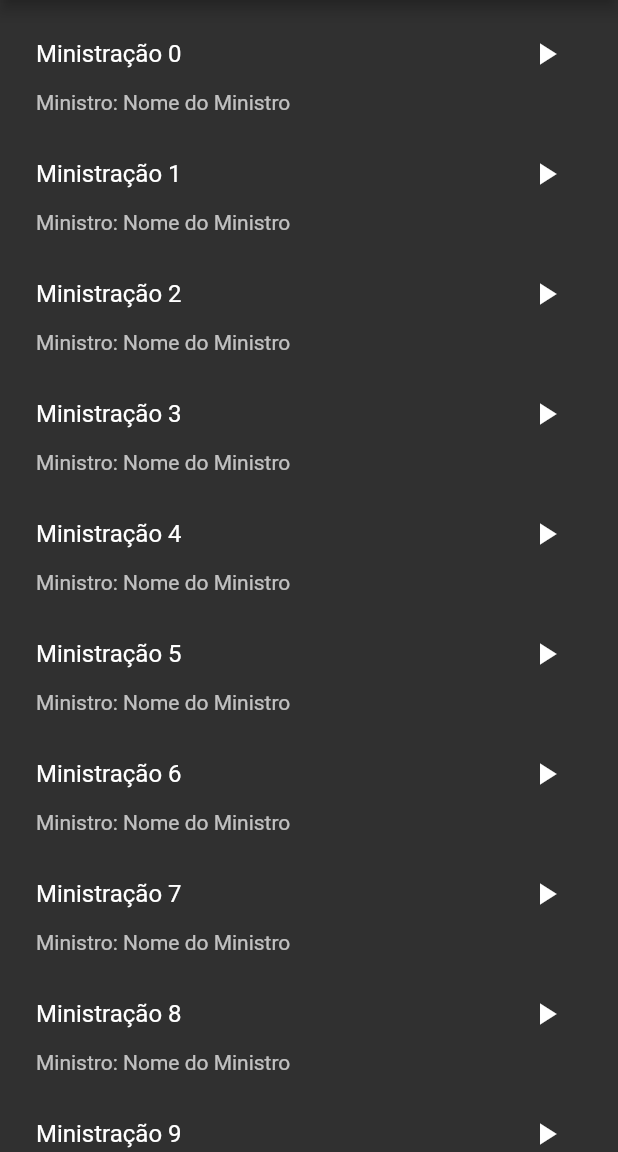
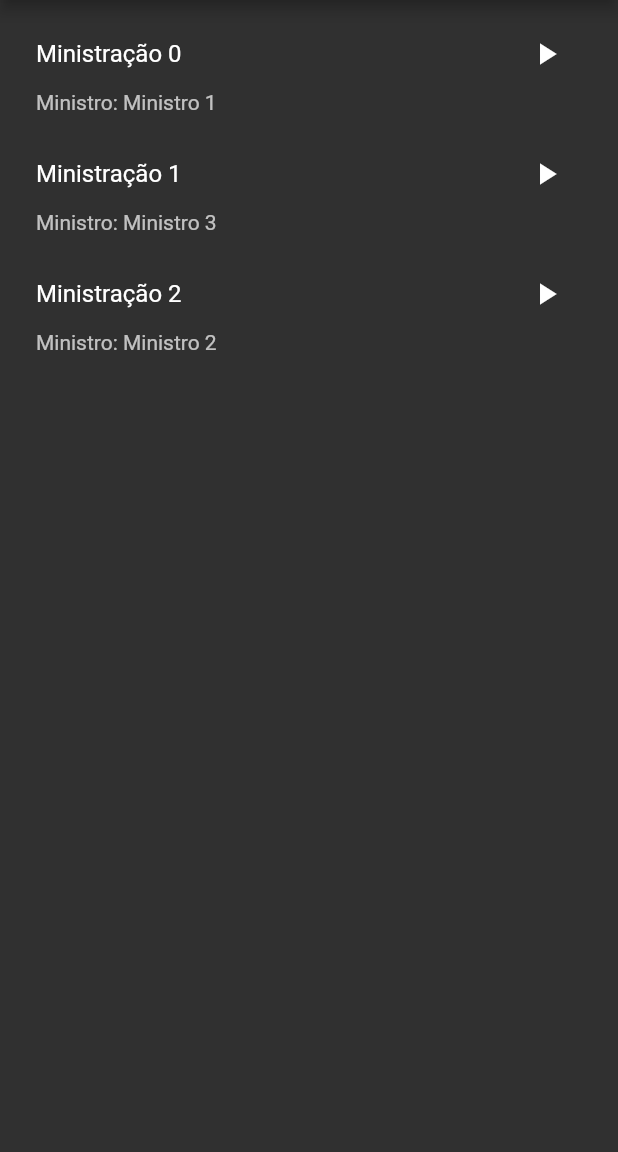
Before and after one commit to igorfel/verboshop-app, a Flutter app: the HomeScreen screen opened by its route, after a tap on the "play arrow" icon, on a phone screen of 412 x 824 dp, the part 84-1236 px from its top. Run offline on Flutter 3.47's test engine with Material 2 defaults, Android fonts, the phone set to English and light mode, and no system bars; our stand-ins replace firebase_auth; accounts and stored records are empty.

Commit message:
#9 implementando informações de ministrações

```diff
--- /dev/null
+++ b/lib/models/audio.dart
@@ -0,0 +1,8 @@
+class Audio{
+  String title;
+  String minister;
+  String date;
+  String url;
+
+  Audio({this.title, this.minister, this.date, this.url});
+}
--- a/lib/screens/Home/index.dart
+++ b/lib/screens/Home/index.dart
@@ -1,6 +1,7 @@
 import "package:flutter/material.dart";
 import "style.dart";
 import 'package:verboshop/services/authentication.dart';
+import 'package:verboshop/services/audiosManager.dart';
 
 class HomeScreen extends StatefulWidget {
 const HomeScreen({ Key key }) : super(key: key);
@@ -14,6 +15,7 @@ class HomeScreenState extends State<HomeScreen>{
 
   final GlobalKey<ScaffoldState> _scaffoldKey = new GlobalKey<ScaffoldState>();
   UserAuth userAuth = new UserAuth();
+  AudiosManager audiosManager = new AudiosManager();
 
   void showInSnackBar(String value) {
     _scaffoldKey.currentState
@@ -51,6 +53,7 @@ class HomeScreenState extends State<HomeScreen>{
         child:
           new ListView.builder(
             padding: new EdgeInsets.all(8.0),
+            itemCount: audiosManager.listOfAudios.length,
             itemExtent: 80.0,
             itemBuilder: (BuildContext context, int index) {
               return new ListTile(
@@ -61,11 +64,11 @@ class HomeScreenState extends State<HomeScreen>{
                     new IconButton(
                       icon: const Icon(Icons.play_arrow),
                       tooltip: 'Ouvir ministração',
-                      onPressed: () { print("Iniciando ministração"); },
+                      onPressed: () { print("buscando " + audiosManager.listOfAudios[index].url); },
                     ),
                   ],
                 ),
-                subtitle: const Text('Ministro: Nome do Ministro'),
+                subtitle: Text('Ministro: ' + audiosManager.listOfAudios[index].minister),
                 //onTap: () { /* react to the tile being tapped */ }
               );
             },
--- /dev/null
+++ b/lib/services/audiosManager.dart
@@ -0,0 +1,20 @@
+import 'package:verboshop/models/audio.dart';
+
+class AudiosManager{
+  List<Audio> listOfAudios = new List();
+
+  AudiosManager(){
+    retrieveAudioList();
+  }
+
+  /**
+   * Access the database to retrieve audio information
+   */
+  void retrieveAudioList(){
+    listOfAudios.add(new Audio(title: "Título 1", minister: "Ministro 1", date: "10/10/2017", url: ":storage/ministração/1"));
+    listOfAudios.add(new Audio(title: "Título 2", minister: "Ministro 3", date: "10/10/2017", url: ":storage/ministração/2"));
+    listOfAudios.add(new Audio(title: "Título 3", minister: "Ministro 2", date: "10/10/2017", url: ":storage/ministração/3"));
+
+    //return listOfAudios;
+  }
+}
--- a/lib/services/validations.dart
+++ b/lib/services/validations.dart
@@ -8,7 +8,7 @@ class Validations{
     return null;
   }
 
-    String validateEmail(String value) {
+  String validateEmail(String value) {
     if (value.isEmpty) return 'Campo de email é obrigatório.';
     final RegExp nameExp = new RegExp(r'^\w+@[a-zA-Z_]+?\.[a-zA-Z]{2,3}$');
     if (!nameExp.hasMatch(value)) return 'Endereço de email inválido';
```
